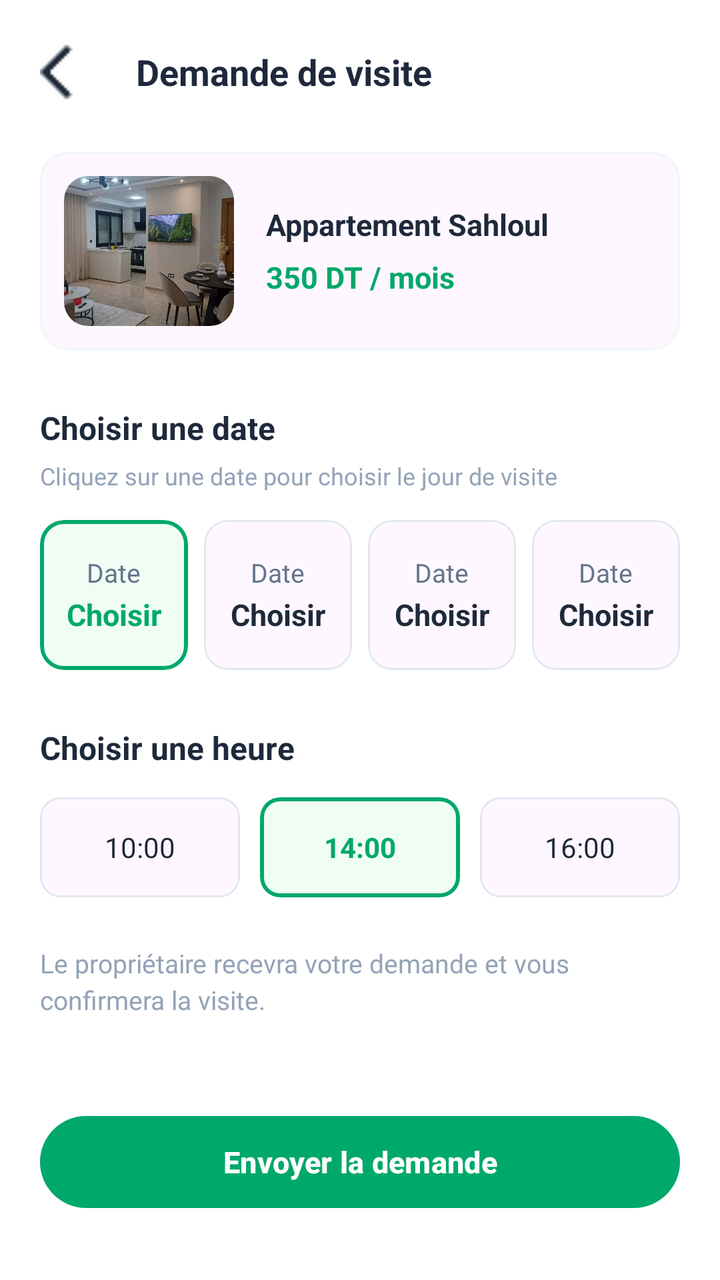
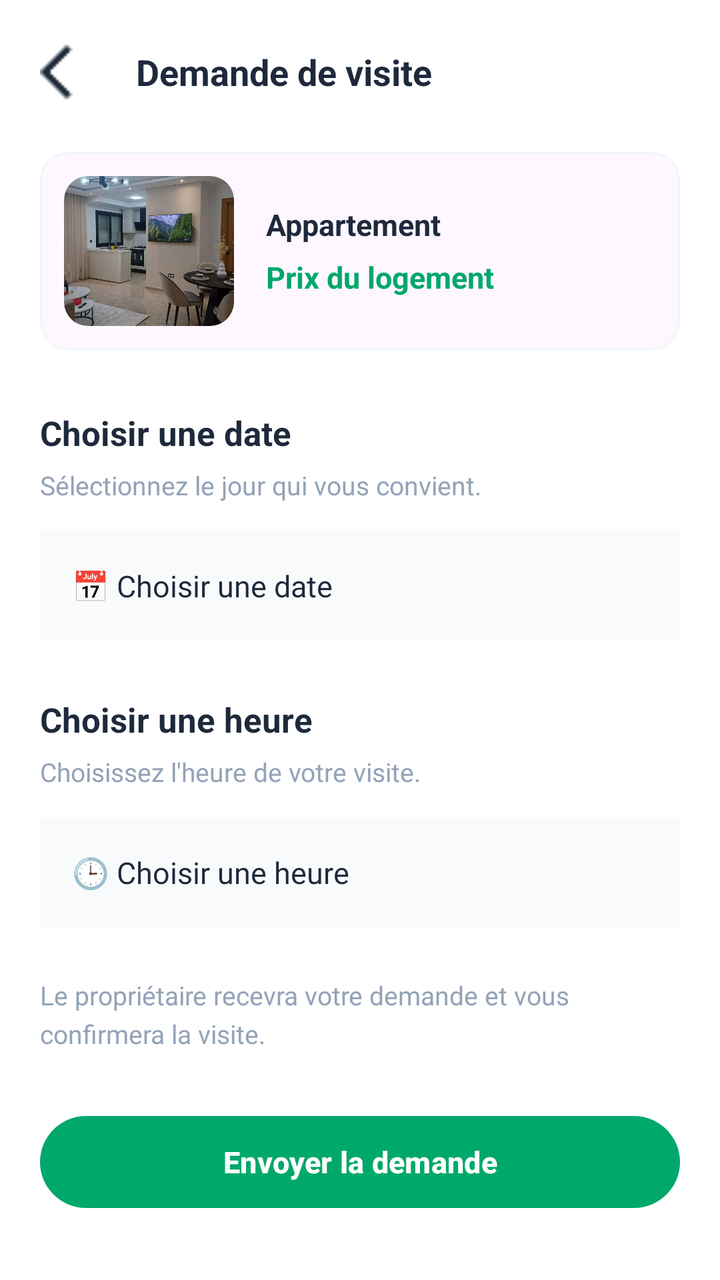

Compare the two renders of this Android layout. The source of the first and the diff that turns it into the second are given below.
<!-- AndroidManifest.xml: application theme Theme.DIAR -->
<!-- res/layout/interface15.xml -->
<?xml version="1.0" encoding="utf-8"?>
<LinearLayout
    xmlns:android="http://schemas.android.com/apk/res/android"
    xmlns:app="http://schemas.android.com/apk/res-auto"
    xmlns:tools="http://schemas.android.com/tools"
    android:layout_width="match_parent"
    android:layout_height="match_parent"
    android:background="#FFFFFF"
    android:orientation="vertical"
    android:padding="20dp">

    
    <LinearLayout
        android:layout_width="match_parent"
        android:layout_height="wrap_content"
        android:gravity="center_vertical"
        android:orientation="horizontal">

        <ImageButton
            android:id="@+id/btnBack"
            android:layout_width="32dp"
            android:layout_height="32dp"
            android:background="?attr/selectableItemBackgroundBorderless"
            android:contentDescription="Retour"
            android:scaleType="fitCenter"
            android:src="@drawable/arrow_back"
            app:tint="#1E293B"
            tools:ignore="ContentDescription" />

        <TextView
            android:layout_width="wrap_content"
            android:layout_height="wrap_content"
            android:layout_marginStart="16dp"
            android:text="Demande de visite"
            android:textColor="#1E293B"
            android:textSize="18sp"
            android:textStyle="bold" />
    </LinearLayout>

    
    <com.google.android.material.card.MaterialCardView
        android:layout_width="match_parent"
        android:layout_height="wrap_content"
        android:layout_marginTop="24dp"
        app:cardCornerRadius="14dp"
        app:cardElevation="0dp"
        app:strokeColor="#F1F5F9"
        app:strokeWidth="1dp">

        <LinearLayout
            android:layout_width="match_parent"
            android:layout_height="wrap_content"
            android:gravity="center_vertical"
            android:orientation="horizontal"
            android:padding="12dp">

            <com.google.android.material.imageview.ShapeableImageView
                android:id="@+id/imgProperty"
                android:layout_width="85dp"
                android:layout_height="75dp"
                android:scaleType="centerCrop"
                android:src="@drawable/appart"
                app:shapeAppearanceOverlay="@style/ShapeAppearance.Material3.Corner.Medium" />

            <LinearLayout
                android:layout_width="0dp"
                android:layout_height="wrap_content"
                android:layout_marginStart="16dp"
                android:layout_weight="1"
                android:orientation="vertical">

                <TextView
                    android:id="@+id/tvPropertyTitle"
                    android:layout_width="wrap_content"
                    android:layout_height="wrap_content"
                    android:text="Appartement Sahloul"
                    android:textColor="#1E293B"
                    android:textSize="15sp"
                    android:textStyle="bold" />

                <TextView
                    android:id="@+id/tvPropertyPrice"
                    android:layout_width="wrap_content"
                    android:layout_height="wrap_content"
                    android:layout_marginTop="6dp"
                    android:text="350 DT / mois"
                    android:textColor="#00A86B"
                    android:textSize="15sp"
                    android:textStyle="bold" />
            </LinearLayout>
        </LinearLayout>
    </com.google.android.material.card.MaterialCardView>

    
    <TextView
        android:layout_width="wrap_content"
        android:layout_height="wrap_content"
        android:layout_marginTop="28dp"
        android:text="Choisir une date"
        android:textColor="#1E293B"
        android:textSize="16sp"
        android:textStyle="bold" />

    <TextView
        android:layout_width="match_parent"
        android:layout_height="wrap_content"
        android:layout_marginTop="5dp"
        android:text="Cliquez sur une date pour choisir le jour de visite"
        android:textColor="#94A3B8"
        android:textSize="12sp" />

    <LinearLayout
        android:layout_width="match_parent"
        android:layout_height="wrap_content"
        android:layout_marginTop="14dp"
        android:orientation="horizontal">

        
        <com.google.android.material.card.MaterialCardView
            android:id="@+id/cardDate1"
            android:layout_width="0dp"
            android:layout_height="75dp"
            android:layout_marginEnd="8dp"
            android:layout_weight="1"
            android:clickable="true"
            android:focusable="true"
            app:cardBackgroundColor="#F0FDF4"
            app:cardCornerRadius="12dp"
            app:strokeColor="#00A86B"
            app:strokeWidth="2dp">

            <LinearLayout
                android:layout_width="match_parent"
                android:layout_height="match_parent"
                android:gravity="center"
                android:orientation="vertical">

                <TextView
                    android:layout_width="wrap_content"
                    android:layout_height="wrap_content"
                    android:text="Date"
                    android:textColor="#64748B"
                    android:textSize="13sp" />

                <TextView
                    android:layout_width="wrap_content"
                    android:layout_height="wrap_content"
                    android:layout_marginTop="2dp"
                    android:text="Choisir"
                    android:textColor="#00A86B"
                    android:textSize="15sp"
                    android:textStyle="bold" />
            </LinearLayout>
        </com.google.android.material.card.MaterialCardView>

        
        <com.google.android.material.card.MaterialCardView
            android:id="@+id/cardDate2"
            android:layout_width="0dp"
            android:layout_height="75dp"
            android:layout_marginEnd="8dp"
            android:layout_weight="1"
            android:clickable="true"
            android:focusable="true"
            app:cardCornerRadius="12dp"
            app:strokeColor="#E2E8F0"
            app:strokeWidth="1dp">

            <LinearLayout
                android:layout_width="match_parent"
                android:layout_height="match_parent"
                android:gravity="center"
                android:orientation="vertical">

                <TextView
                    android:layout_width="wrap_content"
                    android:layout_height="wrap_content"
                    android:text="Date"
                    android:textColor="#64748B"
                    android:textSize="13sp" />

                <TextView
                    android:layout_width="wrap_content"
                    android:layout_height="wrap_content"
                    android:layout_marginTop="2dp"
                    android:text="Choisir"
                    android:textColor="#1E293B"
                    android:textSize="15sp"
                    android:textStyle="bold" />
            </LinearLayout>
        </com.google.android.material.card.MaterialCardView>

        
        <com.google.android.material.card.MaterialCardView
            android:id="@+id/cardDate3"
            android:layout_width="0dp"
            android:layout_height="75dp"
            android:layout_marginEnd="8dp"
            android:layout_weight="1"
            android:clickable="true"
            android:focusable="true"
            app:cardCornerRadius="12dp"
            app:strokeColor="#E2E8F0"
            app:strokeWidth="1dp">

            <LinearLayout
                android:layout_width="match_parent"
                android:layout_height="match_parent"
                android:gravity="center"
                android:orientation="vertical">

                <TextView
                    android:layout_width="wrap_content"
                    android:layout_height="wrap_content"
                    android:text="Date"
                    android:textColor="#64748B"
                    android:textSize="13sp" />

                <TextView
                    android:layout_width="wrap_content"
                    android:layout_height="wrap_content"
                    android:layout_marginTop="2dp"
                    android:text="Choisir"
                    android:textColor="#1E293B"
                    android:textSize="15sp"
                    android:textStyle="bold" />
            </LinearLayout>
        </com.google.android.material.card.MaterialCardView>

        
        <com.google.android.material.card.MaterialCardView
            android:id="@+id/cardDate4"
            android:layout_width="0dp"
            android:layout_height="75dp"
            android:layout_weight="1"
            android:clickable="true"
            android:focusable="true"
            app:cardCornerRadius="12dp"
            app:strokeColor="#E2E8F0"
            app:strokeWidth="1dp">

            <LinearLayout
                android:layout_width="match_parent"
                android:layout_height="match_parent"
                android:gravity="center"
                android:orientation="vertical">

                <TextView
                    android:layout_width="wrap_content"
                    android:layout_height="wrap_content"
                    android:text="Date"
                    android:textColor="#64748B"
                    android:textSize="13sp" />

                <TextView
                    android:layout_width="wrap_content"
                    android:layout_height="wrap_content"
                    android:layout_marginTop="2dp"
                    android:text="Choisir"
                    android:textColor="#1E293B"
                    android:textSize="15sp"
                    android:textStyle="bold" />
            </LinearLayout>
        </com.google.android.material.card.MaterialCardView>
    </LinearLayout>

    
    <TextView
        android:layout_width="wrap_content"
        android:layout_height="wrap_content"
        android:layout_marginTop="28dp"
        android:text="Choisir une heure"
        android:textColor="#1E293B"
        android:textSize="16sp"
        android:textStyle="bold" />

    <LinearLayout
        android:layout_width="match_parent"
        android:layout_height="wrap_content"
        android:layout_marginTop="14dp"
        android:orientation="horizontal">

        
        <com.google.android.material.card.MaterialCardView
            android:id="@+id/cardHeure1"
            android:layout_width="0dp"
            android:layout_height="50dp"
            android:layout_marginEnd="10dp"
            android:layout_weight="1"
            android:clickable="true"
            android:focusable="true"
            app:cardCornerRadius="10dp"
            app:strokeColor="#E2E8F0"
            app:strokeWidth="1dp">

            <TextView
                android:layout_width="match_parent"
                android:layout_height="match_parent"
                android:gravity="center"
                android:text="10:00"
                android:textColor="#1E293B"
                android:textSize="14sp" />
        </com.google.android.material.card.MaterialCardView>

        
        <com.google.android.material.card.MaterialCardView
            android:id="@+id/cardHeure2"
            android:layout_width="0dp"
            android:layout_height="50dp"
            android:layout_marginEnd="10dp"
            android:layout_weight="1"
            android:clickable="true"
            android:focusable="true"
            app:cardBackgroundColor="#F0FDF4"
            app:cardCornerRadius="10dp"
            app:strokeColor="#00A86B"
            app:strokeWidth="2dp">

            <TextView
                android:layout_width="match_parent"
                android:layout_height="match_parent"
                android:gravity="center"
                android:text="14:00"
                android:textColor="#00A86B"
                android:textSize="14sp"
                android:textStyle="bold" />
        </com.google.android.material.card.MaterialCardView>

        
        <com.google.android.material.card.MaterialCardView
            android:id="@+id/cardHeure3"
            android:layout_width="0dp"
            android:layout_height="50dp"
            android:layout_weight="1"
            android:clickable="true"
            android:focusable="true"
            app:cardCornerRadius="10dp"
            app:strokeColor="#E2E8F0"
            app:strokeWidth="1dp">

            <TextView
                android:layout_width="match_parent"
                android:layout_height="match_parent"
                android:gravity="center"
                android:text="16:00"
                android:textColor="#1E293B"
                android:textSize="14sp" />
        </com.google.android.material.card.MaterialCardView>
    </LinearLayout>

    
    <TextView
        android:layout_width="match_parent"
        android:layout_height="wrap_content"
        android:layout_marginTop="24dp"
        android:lineSpacingExtra="3dp"
        android:text="Le propriétaire recevra votre demande et vous confirmera la visite."
        android:textColor="#94A3B8"
        android:textSize="13sp" />

    <View
        android:layout_width="match_parent"
        android:layout_height="0dp"
        android:layout_weight="1" />

    
    <com.google.android.material.button.MaterialButton
        android:id="@+id/btnSubmit"
        android:layout_width="match_parent"
        android:layout_height="54dp"
        android:layout_marginBottom="12dp"
        android:text="Envoyer la demande"
        android:textAllCaps="false"
        android:textSize="15sp"
        android:textStyle="bold"
        app:backgroundTint="#00A86B"
        app:cornerRadius="27dp" />

</LinearLayout>
<!-- resources referenced by this layout -->
<resources>
  <!-- drawable appart: jpg bitmap (drawable, 69187 bytes) -->
  <!-- drawable arrow_back: png bitmap (drawable, 236 bytes) -->
  <style name="Theme.DIAR" parent="Base.Theme.DIAR" />
  <style name="Base.Theme.DIAR" parent="Theme.Material3.DayNight.NoActionBar">
          
          
      </style>
</resources>

<!-- the commit's change to res/layout/interface15.xml (unified diff, before → after) -->
@@ -10,6 +10,7 @@
     android:padding="20dp">
 
     
+
     <LinearLayout
         android:layout_width="match_parent"
         android:layout_height="wrap_content"
@@ -35,9 +36,11 @@
             android:textColor="#1E293B"
             android:textSize="18sp"
             android:textStyle="bold" />
+
     </LinearLayout>
 
     
+
     <com.google.android.material.card.MaterialCardView
         android:layout_width="match_parent"
         android:layout_height="wrap_content"
@@ -73,7 +76,7 @@
                     android:id="@+id/tvPropertyTitle"
                     android:layout_width="wrap_content"
                     android:layout_height="wrap_content"
-                    android:text="Appartement Sahloul"
+                    android:text="Appartement"
                     android:textColor="#1E293B"
                     android:textSize="15sp"
                     android:textStyle="bold" />
@@ -83,277 +86,92 @@
                     android:layout_width="wrap_content"
                     android:layout_height="wrap_content"
                     android:layout_marginTop="6dp"
-                    android:text="350 DT / mois"
+                    android:text="Prix du logement"
                     android:textColor="#00A86B"
                     android:textSize="15sp"
                     android:textStyle="bold" />
+
             </LinearLayout>
+
         </LinearLayout>
+
     </com.google.android.material.card.MaterialCardView>
 
     
+
     <TextView
         android:layout_width="wrap_content"
         android:layout_height="wrap_content"
-        android:layout_marginTop="28dp"
+        android:layout_marginTop="30dp"
         android:text="Choisir une date"
         android:textColor="#1E293B"
-        android:textSize="16sp"
+        android:textSize="17sp"
         android:textStyle="bold" />
 
     <TextView
         android:layout_width="match_parent"
         android:layout_height="wrap_content"
-        android:layout_marginTop="5dp"
-        android:text="Cliquez sur une date pour choisir le jour de visite"
+        android:layout_marginTop="6dp"
+        android:text="Sélectionnez le jour qui vous convient."
         android:textColor="#94A3B8"
-        android:textSize="12sp" />
+        android:textSize="13sp" />
 
-    <LinearLayout
+    <TextView
+        android:id="@+id/tvDateSelectionnee"
         android:layout_width="match_parent"
-        android:layout_height="wrap_content"
+        android:layout_height="55dp"
         android:layout_marginTop="14dp"
-        android:orientation="horizontal">
-
-        
-        <com.google.android.material.card.MaterialCardView
-            android:id="@+id/cardDate1"
-            android:layout_width="0dp"
-            android:layout_height="75dp"
-            android:layout_marginEnd="8dp"
-            android:layout_weight="1"
-            android:clickable="true"
-            android:focusable="true"
-            app:cardBackgroundColor="#F0FDF4"
-            app:cardCornerRadius="12dp"
-            app:strokeColor="#00A86B"
-            app:strokeWidth="2dp">
-
-            <LinearLayout
-                android:layout_width="match_parent"
-                android:layout_height="match_parent"
-                android:gravity="center"
-                android:orientation="vertical">
-
-                <TextView
-                    android:layout_width="wrap_content"
-                    android:layout_height="wrap_content"
-                    android:text="Date"
-                    android:textColor="#64748B"
-                    android:textSize="13sp" />
-
-                <TextView
-                    android:layout_width="wrap_content"
-                    android:layout_height="wrap_content"
-                    android:layout_marginTop="2dp"
-                    android:text="Choisir"
-                    android:textColor="#00A86B"
-                    android:textSize="15sp"
-                    android:textStyle="bold" />
-            </LinearLayout>
-        </com.google.android.material.card.MaterialCardView>
-
-        
-        <com.google.android.material.card.MaterialCardView
-            android:id="@+id/cardDate2"
-            android:layout_width="0dp"
-            android:layout_height="75dp"
-            android:layout_marginEnd="8dp"
-            android:layout_weight="1"
-            android:clickable="true"
-            android:focusable="true"
-            app:cardCornerRadius="12dp"
-            app:strokeColor="#E2E8F0"
-            app:strokeWidth="1dp">
-
-            <LinearLayout
-                android:layout_width="match_parent"
-                android:layout_height="match_parent"
-                android:gravity="center"
-                android:orientation="vertical">
-
-                <TextView
-                    android:layout_width="wrap_content"
-                    android:layout_height="wrap_content"
-                    android:text="Date"
-                    android:textColor="#64748B"
-                    android:textSize="13sp" />
-
-                <TextView
-                    android:layout_width="wrap_content"
-                    android:layout_height="wrap_content"
-                    android:layout_marginTop="2dp"
-                    android:text="Choisir"
-                    android:textColor="#1E293B"
-                    android:textSize="15sp"
-                    android:textStyle="bold" />
-            </LinearLayout>
-        </com.google.android.material.card.MaterialCardView>
-
-        
-        <com.google.android.material.card.MaterialCardView
-            android:id="@+id/cardDate3"
-            android:layout_width="0dp"
-            android:layout_height="75dp"
-            android:layout_marginEnd="8dp"
-            android:layout_weight="1"
-            android:clickable="true"
-            android:focusable="true"
-            app:cardCornerRadius="12dp"
-            app:strokeColor="#E2E8F0"
-            app:strokeWidth="1dp">
-
-            <LinearLayout
-                android:layout_width="match_parent"
-                android:layout_height="match_parent"
-                android:gravity="center"
-                android:orientation="vertical">
-
-                <TextView
-                    android:layout_width="wrap_content"
-                    android:layout_height="wrap_content"
-                    android:text="Date"
-                    android:textColor="#64748B"
-                    android:textSize="13sp" />
-
-                <TextView
-                    android:layout_width="wrap_content"
-                    android:layout_height="wrap_content"
-                    android:layout_marginTop="2dp"
-                    android:text="Choisir"
-                    android:textColor="#1E293B"
-                    android:textSize="15sp"
-                    android:textStyle="bold" />
-            </LinearLayout>
-        </com.google.android.material.card.MaterialCardView>
-
-        
-        <com.google.android.material.card.MaterialCardView
-            android:id="@+id/cardDate4"
-            android:layout_width="0dp"
-            android:layout_height="75dp"
-            android:layout_weight="1"
-            android:clickable="true"
-            android:focusable="true"
-            app:cardCornerRadius="12dp"
-            app:strokeColor="#E2E8F0"
-            app:strokeWidth="1dp">
-
-            <LinearLayout
-                android:layout_width="match_parent"
-                android:layout_height="match_parent"
-                android:gravity="center"
-                android:orientation="vertical">
-
-                <TextView
-                    android:layout_width="wrap_content"
-                    android:layout_height="wrap_content"
-                    android:text="Date"
-                    android:textColor="#64748B"
-                    android:textSize="13sp" />
-
-                <TextView
-                    android:layout_width="wrap_content"
-                    android:layout_height="wrap_content"
-                    android:layout_marginTop="2dp"
-                    android:text="Choisir"
-                    android:textColor="#1E293B"
-                    android:textSize="15sp"
-                    android:textStyle="bold" />
-            </LinearLayout>
-        </com.google.android.material.card.MaterialCardView>
-    </LinearLayout>
+        android:background="#F8FAFC"
+        android:clickable="true"
+        android:focusable="true"
+        android:gravity="center_vertical"
+        android:paddingStart="16dp"
+        android:paddingEnd="16dp"
+        android:text="📅 Choisir une date"
+        android:textColor="#1E293B"
+        android:textSize="15sp" />
 
     
+
     <TextView
         android:layout_width="wrap_content"
         android:layout_height="wrap_content"
         android:layout_marginTop="28dp"
         android:text="Choisir une heure"
         android:textColor="#1E293B"
-        android:textSize="16sp"
+        android:textSize="17sp"
         android:textStyle="bold" />
 
-    <LinearLayout
-        android:layout_width="match_parent"
-        android:layout_height="wrap_content"
-        android:layout_marginTop="14dp"
-        android:orientation="horizontal">
-
-        
-        <com.google.android.material.card.MaterialCardView
-            android:id="@+id/cardHeure1"
-            android:layout_width="0dp"
-            android:layout_height="50dp"
-            android:layout_marginEnd="10dp"
-            android:layout_weight="1"
-            android:clickable="true"
-            android:focusable="true"
-            app:cardCornerRadius="10dp"
-            app:strokeColor="#E2E8F0"
-            app:strokeWidth="1dp">
-
-            <TextView
-                android:layout_width="match_parent"
-                android:layout_height="match_parent"
-                android:gravity="center"
-                android:text="10:00"
-                android:textColor="#1E293B"
-                android:textSize="14sp" />
-        </com.google.android.material.card.MaterialCardView>
-
-        
-        <com.google.android.material.card.MaterialCardView
-            android:id="@+id/cardHeure2"
-            android:layout_width="0dp"
-            android:layout_height="50dp"
-            android:layout_marginEnd="10dp"
-            android:layout_weight="1"
-            android:clickable="true"
-            android:focusable="true"
-            app:cardBackgroundColor="#F0FDF4"
-            app:cardCornerRadius="10dp"
-            app:strokeColor="#00A86B"
-            app:strokeWidth="2dp">
-
-            <TextView
-                android:layout_width="match_parent"
-                android:layout_height="match_parent"
-                android:gravity="center"
-                android:text="14:00"
-                android:textColor="#00A86B"
-                android:textSize="14sp"
-                android:textStyle="bold" />
-        </com.google.android.material.card.MaterialCardView>
-
-        
-        <com.google.android.material.card.MaterialCardView
-            android:id="@+id/cardHeure3"
-            android:layout_width="0dp"
-            android:layout_height="50dp"
-            android:layout_weight="1"
-            android:clickable="true"
-            android:focusable="true"
-            app:cardCornerRadius="10dp"
-            app:strokeColor="#E2E8F0"
-            app:strokeWidth="1dp">
-
-            <TextView
-                android:layout_width="match_parent"
-                android:layout_height="match_parent"
-                android:gravity="center"
-                android:text="16:00"
-                android:textColor="#1E293B"
-                android:textSize="14sp" />
-        </com.google.android.material.card.MaterialCardView>
-    </LinearLayout>
-
-    
     <TextView
         android:layout_width="match_parent"
         android:layout_height="wrap_content"
-        android:layout_marginTop="24dp"
-        android:lineSpacingExtra="3dp"
+        android:layout_marginTop="6dp"
+        android:text="Choisissez l'heure de votre visite."
+        android:textColor="#94A3B8"
+        android:textSize="13sp" />
+
+    <TextView
+        android:id="@+id/tvHeureSelectionnee"
+        android:layout_width="match_parent"
+        android:layout_height="55dp"
+        android:layout_marginTop="14dp"
+        android:background="#F8FAFC"
+        android:clickable="true"
+        android:focusable="true"
+        android:gravity="center_vertical"
+        android:paddingStart="16dp"
+        android:paddingEnd="16dp"
+        android:text="🕒 Choisir une heure"
+        android:textColor="#1E293B"
+        android:textSize="15sp" />
+
+    
+
+    <TextView
+        android:layout_width="match_parent"
+        android:layout_height="wrap_content"
+        android:layout_marginTop="25dp"
+        android:lineSpacingExtra="4dp"
         android:text="Le propriétaire recevra votre demande et vous confirmera la visite."
         android:textColor="#94A3B8"
         android:textSize="13sp" />
@@ -364,6 +182,7 @@
         android:layout_weight="1" />
 
     
+
     <com.google.android.material.button.MaterialButton
         android:id="@+id/btnSubmit"
         android:layout_width="match_parent"
